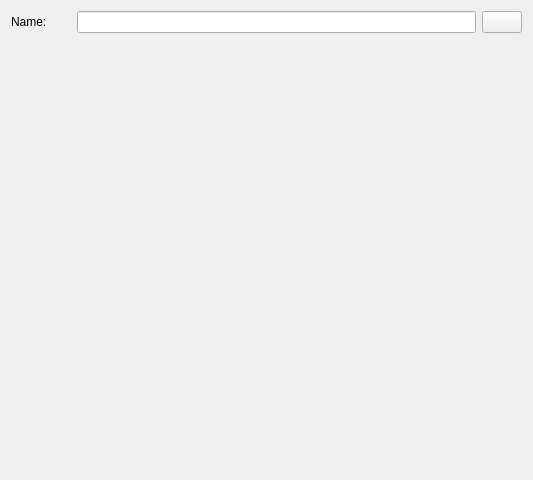
Before: the Qt Designer form SIM-VICUS/src/SVDBZoneTemplateEditWidget.ui in ghorwin/SIM-VICUS, drawn with Qt 5.
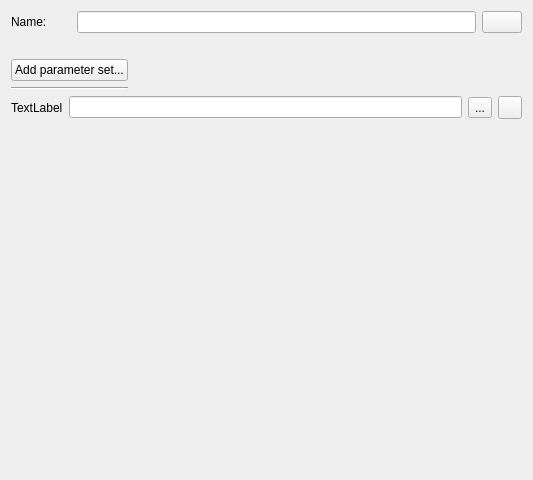
After: the same form once the commit is applied. Icons and pictures are not drawn. Custom widgets are drawn as their Qt base class.

Commit message: More work on zone template dialog.

The edit to the form file:
```diff
--- a/SIM-VICUS/src/SVDBZoneTemplateEditWidget.ui
+++ b/SIM-VICUS/src/SVDBZoneTemplateEditWidget.ui
@@ -13,7 +13,7 @@
   <property name="windowTitle">
    <string>Form</string>
   </property>
-  <layout class="QGridLayout" name="gridLayoutMaster">
+  <layout class="QGridLayout" name="gridLayout">
    <item row="0" column="0">
     <widget class="QLabel" name="labelDisplayName">
      <property name="minimumSize">
@@ -27,10 +27,10 @@
      </property>
     </widget>
    </item>
-   <item row="0" column="1">
+   <item row="0" column="1" colspan="3">
     <widget class="QtExt::LanguageStringEditWidget1" name="lineEditName"/>
    </item>
-   <item row="0" column="2">
+   <item row="0" column="4">
     <widget class="QtExt::ColorButton" name="pushButtonColor">
      <property name="sizePolicy">
       <sizepolicy hsizetype="Fixed" vsizetype="Fixed">
@@ -40,7 +40,83 @@
      </property>
     </widget>
    </item>
-   <item row="1" column="1" colspan="2">
+   <item row="1" column="1">
+    <spacer name="verticalSpacer_2">
+     <property name="orientation">
+      <enum>Qt::Vertical</enum>
+     </property>
+     <property name="sizeType">
+      <enum>QSizePolicy::Preferred</enum>
+     </property>
+     <property name="sizeHint" stdset="0">
+      <size>
+       <width>20</width>
+       <height>20</height>
+      </size>
+     </property>
+    </spacer>
+   </item>
+   <item row="2" column="0" colspan="2">
+    <widget class="QPushButton" name="pushButtonAddSubTemplate">
+     <property name="text">
+      <string>Add parameter set...</string>
+     </property>
+    </widget>
+   </item>
+   <item row="2" column="2" rowspan="2">
+    <spacer name="horizontalSpacer">
+     <property name="orientation">
+      <enum>Qt::Horizontal</enum>
+     </property>
+     <property name="sizeHint" stdset="0">
+      <size>
+       <width>299</width>
+       <height>20</height>
+      </size>
+     </property>
+    </spacer>
+   </item>
+   <item row="3" column="0" colspan="2">
+    <widget class="Line" name="line">
+     <property name="orientation">
+      <enum>Qt::Horizontal</enum>
+     </property>
+    </widget>
+   </item>
+   <item row="4" column="0" colspan="5">
+    <layout class="QHBoxLayout" name="horizontalLayout">
+     <item>
+      <widget class="QLabel" name="labelSubTemplate">
+       <property name="text">
+        <string>TextLabel</string>
+       </property>
+      </widget>
+     </item>
+     <item>
+      <widget class="QLineEdit" name="lineEditSubComponent">
+       <property name="readOnly">
+        <bool>true</bool>
+       </property>
+      </widget>
+     </item>
+     <item>
+      <widget class="QToolButton" name="toolButtonSelectSubComponent">
+       <property name="text">
+        <string>...</string>
+       </property>
+      </widget>
+     </item>
+     <item>
+      <widget class="QToolButton" name="toolButtonRemoveSubComponent">
+       <property name="icon">
+        <iconset resource="../resources/SIM-VICUS.qrc">
+         <normaloff>:/gfx/actions/24x24/minus.png</normaloff>:/gfx/actions/24x24/minus.png</iconset>
+       </property>
+      </widget>
+     </item>
+    </layout>
+   </item>
+   <item row="5" column="1">
     <spacer name="verticalSpacer">
      <property name="orientation">
       <enum>Qt::Vertical</enum>
```
Left out of the diff: 4 changed lines with no effect on the pictures. The commit also changes 6 other files.
